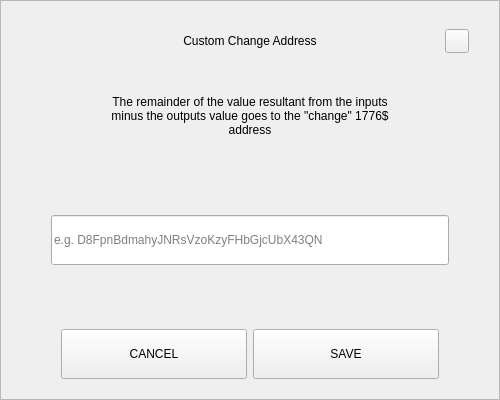
This is src/qt/forms/sendchangeaddressdialog.ui in OrganicLifeCoin/OrganLife-Core as Qt 5 draws it before an edit. The edited form follows.
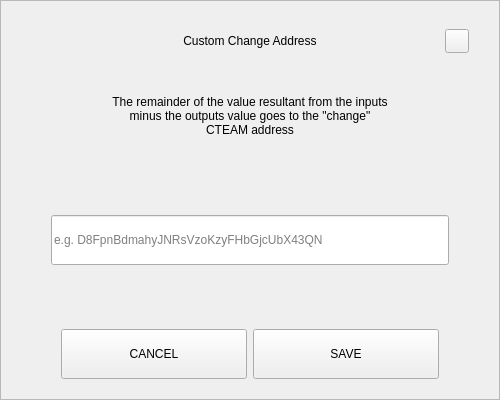
This is the edited form.

Commit message: CTEAM mainnet release

```diff
--- a/src/qt/forms/sendchangeaddressdialog.ui
+++ b/src/qt/forms/sendchangeaddressdialog.ui
@@ -164,7 +164,7 @@
          </size>
         </property>
         <property name="text">
-         <string>The remainder of the value resultant from the inputs minus the outputs value goes to the &quot;change&quot; 1776$ address</string>
+         <string>The remainder of the value resultant from the inputs minus the outputs value goes to the &quot;change&quot; CTEAM address</string>
         </property>
         <property name="alignment">
          <set>Qt::AlignCenter</set>
```
The commit also changes 130 other files.
